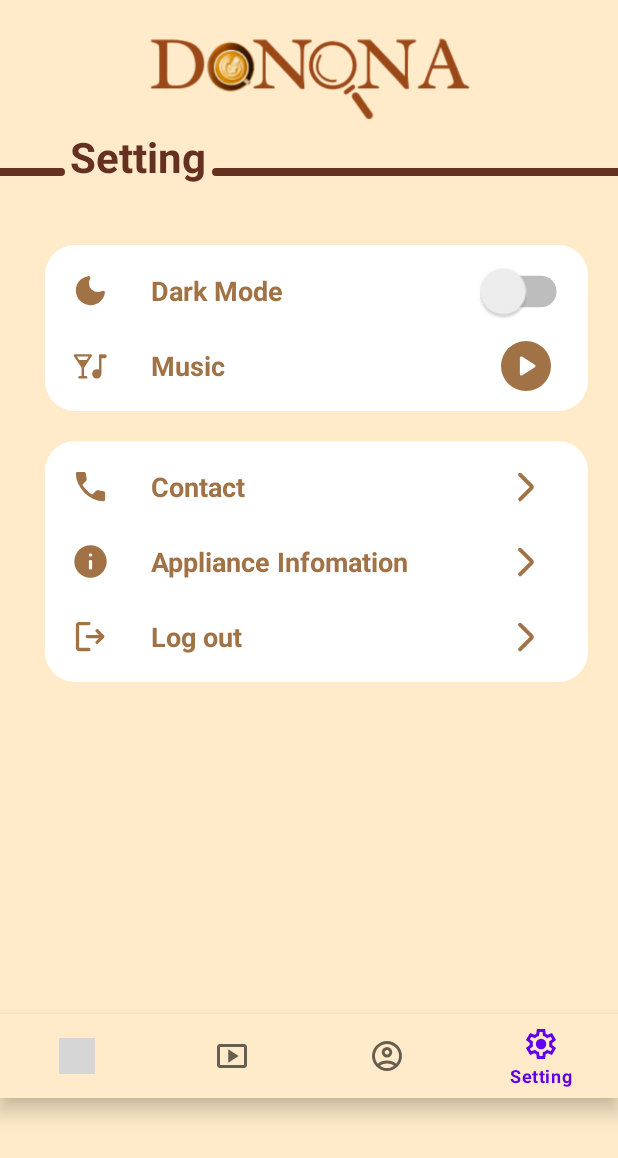
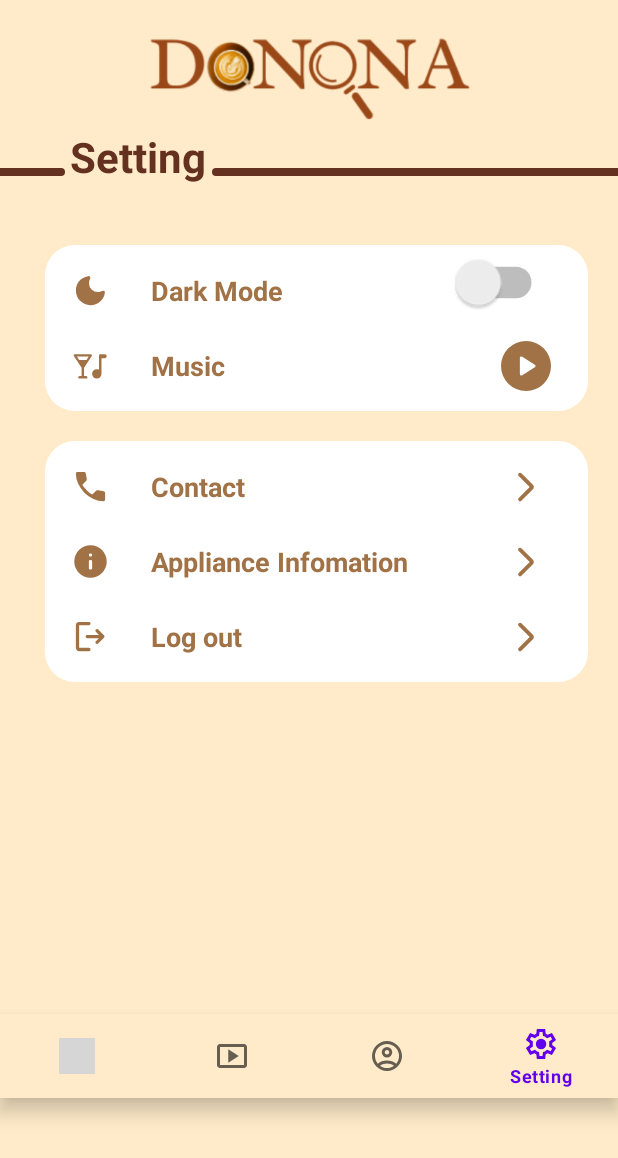
Before and after one commit to NguyenNguyen205/Donona, an Android app: the SettingActivity screen opened directly, with no data from a screen before it, on a phone screen of 412 x 824 dp. Shown: the top 1158 px of the screen. Run offline under Robolectric (Android 15) with nearby library versions, the phone set to English and light mode, and no system bars; our stand-ins replace Firebase (no records; nobody signed in at launch, a user with empty details on screens opened directly); grey boxes are pictures that could not be loaded.

Commit message:
design dark mode button

```diff
--- a/app/src/main/res/layout/activity_setting.xml
+++ b/app/src/main/res/layout/activity_setting.xml
@@ -97,12 +97,12 @@
 
             <Switch
                 android:id="@+id/switch_theme"
-                android:layout_width="wrap_content"
+                android:layout_width="60dp"
                 android:layout_height="wrap_content"
-                android:layout_marginStart="240dp"
+                android:layout_marginStart="210dp"
                 android:layout_marginTop="6dp"
                 android:layout_toEndOf="@+id/darkmodeIcon"
-                android:padding="10dp"
+                android:paddingStart="20dp"
                 app:tint="@color/quite_brown"
                 android:scaleX="1.5"
                 android:scaleY="1.5" />
```
